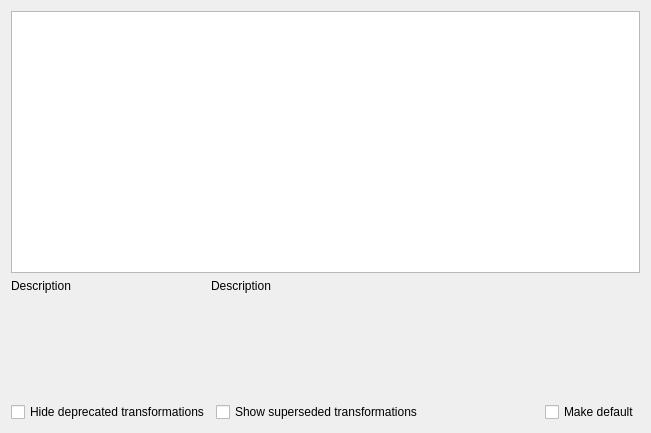
Above: src/ui/qgscoordinateoperationwidgetbase.ui from carsmie/QGIS before the change. Below: the same form after it.
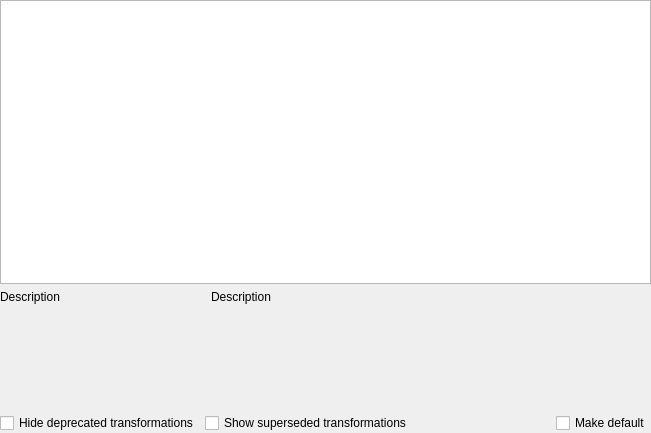
That is the form after the change. Custom widgets are drawn as their Qt base class.

Diff of the .ui file:
```diff
--- a/src/ui/qgscoordinateoperationwidgetbase.ui
+++ b/src/ui/qgscoordinateoperationwidgetbase.ui
@@ -14,6 +14,18 @@
    <string>Select Datum Transformations</string>
   </property>
   <layout class="QGridLayout" name="gridLayout" rowstretch="0,0,0,0">
+   <property name="leftMargin">
+    <number>0</number>
+   </property>
+   <property name="topMargin">
+    <number>0</number>
+   </property>
+   <property name="rightMargin">
+    <number>0</number>
+   </property>
+   <property name="bottomMargin">
+    <number>0</number>
+   </property>
    <item row="1" column="0" colspan="2">
     <layout class="QHBoxLayout" name="horizontalLayout_2" stretch="1,1,0">
      <item>
```
